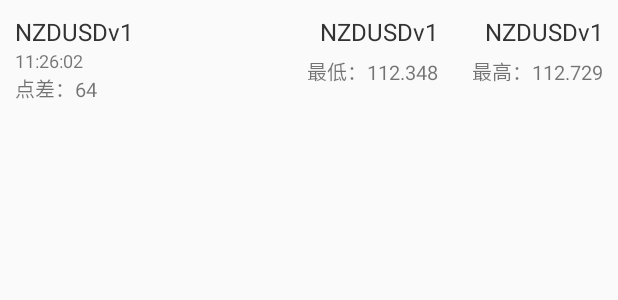
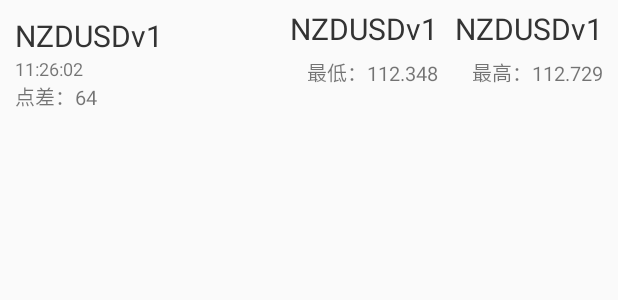
Before and after one commit to mmFDoctor/com.mt4.mtm.android, an Android app: the layout item_mark.xml on its own in the app's theme, with its tools: preview values and no code run, on a phone screen of 412 x 824 dp. Shown: the top 300 px of the screen. Run offline under Robolectric (Android 15) with nearby library versions, the phone set to English and light mode, and no system bars.

Commit message:
11.24修改

```diff
--- a/app/src/main/java/activity/commt4mtmandroid/utils/OkhttBackAlwaysOneThread.java
+++ b/app/src/main/java/activity/commt4mtmandroid/utils/OkhttBackAlwaysOneThread.java
@@ -66,7 +66,7 @@ public class OkhttBackAlwaysOneThread {
                 while (alive){
                     while (run){
                         try {
-                            Thread.sleep(2000);
+                            Thread.sleep(1000);
                         } catch (InterruptedException e) {
                             e.printStackTrace();
                         }
--- a/app/src/main/res/layout/item_mark.xml
+++ b/app/src/main/res/layout/item_mark.xml
@@ -16,7 +16,7 @@
         android:layout_marginRight="10dp"
         android:text="NZDUSDv1"
         android:textColor="@color/color333"
-        android:textSize="16dp" />
+        android:textSize="20dp" />
     <TextView
         android:id="@+id/time"
         android:layout_marginLeft="10dp"
@@ -39,13 +39,13 @@
         android:layout_width="100dp"
         android:layout_height="wrap_content"
         android:layout_alignParentRight="true"
-        android:layout_marginTop="10dp"
+        android:layout_marginTop="5dp"
         android:layout_marginRight="10dp"
         android:layout_marginLeft="10dp"
         android:gravity="right"
         android:text="NZDUSDv1"
         android:textColor="@color/color333"
-        android:textSize="16dp" />
+        android:textSize="20dp" />
     <TextView
         android:id="@+id/highPrice"
         android:layout_marginTop="5dp"
@@ -58,7 +58,7 @@
 
     <TextView
 
-        android:layout_marginTop="10dp"
+        android:layout_marginTop="5dp"
         android:id="@+id/askPrice"
         android:layout_width="100dp"
         android:layout_height="wrap_content"
@@ -66,7 +66,7 @@
         android:gravity="right"
         android:text="NZDUSDv1"
         android:textColor="@color/color333"
-        android:textSize="16dp" />
+        android:textSize="20dp" />
     <TextView
         android:layout_marginTop="5dp"
         android:textSize="13dp"
--- a/app/src/main/res/layout/item_transction_title.xml
+++ b/app/src/main/res/layout/item_transction_title.xml
@@ -3,6 +3,7 @@
     android:orientation="vertical" android:layout_width="match_parent"
     android:layout_height="match_parent">
     <TextView
+        android:id="@+id/title"
         android:background="#EFEFEF"
         android:paddingLeft="10dp"
         android:textSize="14dp"
--- a/app/src/main/res/layout/item_trasction_head.xml
+++ b/app/src/main/res/layout/item_trasction_head.xml
@@ -114,6 +114,7 @@
     <View style="@style/line_1px" android:layout_height="1dp"
         android:background="#ddd"/>
     <TextView
+        android:id="@+id/title"
         android:background="#EFEFEF"
         android:paddingLeft="10dp"
         android:textSize="14dp"
```
Also changed, not shown: app/src/main/java/activity/commt4mtmandroid/adapt/MarketAdapt.java (+18 -5 lines), app/src/main/java/activity/commt4mtmandroid/adapt/TransctionListViewAdapt.java (+22 -4 lines), app/src/main/java/activity/commt4mtmandroid/fragment/MarketFragment.java (+9 -0 lines), app/src/main/java/activity/commt4mtmandroid/fragment/TransactionFragment.java (+8 -0 lines).
